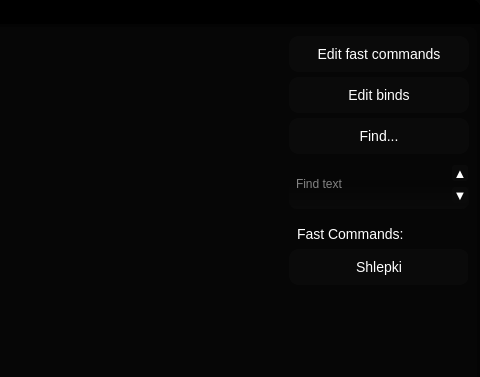
Above: rainbotgui/gui/resources/rainbotGUI.ui from TheVekT/RainBotGUI before the change; both pictures show x 800 to 1280 and y 0 to 377 of the 1280 by 720 pixel window. Below: the same form after it.
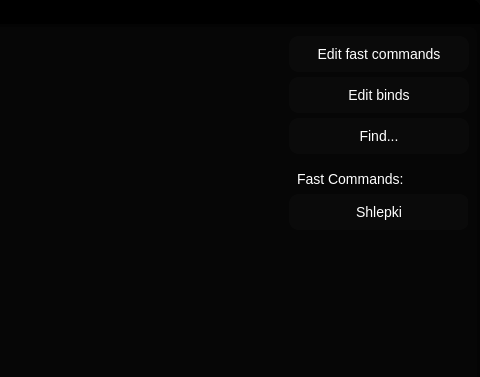
That is the form after the change. The open tabs and pages were chosen to show the change. Icons and pictures are not drawn.

Diff of the .ui file:
```diff
--- a/rainbotgui/gui/resources/rainbotGUI.ui
+++ b/rainbotgui/gui/resources/rainbotGUI.ui
@@ -1589,173 +1589,6 @@
                               </property>
                              </widget>
                             </item>
-                            <item>
-                             <widget class="QFrame" name="find_label_2">
-                              <property name="sizePolicy">
-                               <sizepolicy hsizetype="Preferred" vsizetype="Fixed">
-                                <horstretch>0</horstretch>
-                                <verstretch>0</verstretch>
-                               </sizepolicy>
-                              </property>
-                              <property name="minimumSize">
-                               <size>
-                                <width>180</width>
-                                <height>0</height>
-                               </size>
-                              </property>
-                              <property name="maximumSize">
-                               <size>
-                                <width>180</width>
-                                <height>50</height>
-                               </size>
-                              </property>
-                              <property name="styleSheet">
-                               <string notr="true">background-color: qlineargradient(spread:pad, x1:0.5, y1:1, x2:0.5, y2:0, stop:0 rgba(10, 10, 10, 255), stop:0.5 rgba(6, 6, 6, 255));
-</string>
-                              </property>
-                              <layout class="QHBoxLayout" name="find_label">
-                               <property name="spacing">
-                                <number>3</number>
-                               </property>
-                               <property name="sizeConstraint">
-                                <enum>QLayout::SetMinAndMaxSize</enum>
-                               </property>
-                               <property name="leftMargin">
-                                <number>0</number>
-                               </property>
-                               <property name="topMargin">
-                                <number>0</number>
-                               </property>
-                               <property name="rightMargin">
-                                <number>0</number>
-                               </property>
-                               <property name="bottomMargin">
-                                <number>0</number>
-                               </property>
-                               <item>
-                                <widget class="QLineEdit" name="Find_line">
-                                 <property name="minimumSize">
-                                  <size>
-                                   <width>0</width>
-                                   <height>50</height>
-                                  </size>
-                                 </property>
-                                 <property name="maximumSize">
-                                  <size>
-                                   <width>16777215</width>
-                                   <height>50</height>
-                                  </size>
-                                 </property>
-                                 <property name="styleSheet">
-                                  <string notr="true">selection-background-color:  #FFDAB9;
-selection-color: black;
-background-color: rgba(0,0,0,0);
-color: white;
-font-size: 12px;
-border-radius: 4px;
-padding-left: 5px;</string>
-                                 </property>
-                                 <property name="placeholderText">
-                                  <string>Find text</string>
-                                 </property>
-                                </widget>
-                               </item>
-                               <item>
-                                <widget class="QFrame" name="find_updown_btns_2">
-                                 <property name="maximumSize">
-                                  <size>
-                                   <width>16777215</width>
-                                   <height>50</height>
-                                  </size>
-                                 </property>
-                                 <layout class="QVBoxLayout" name="find_updown_btns">
-                                  <property name="spacing">
-                                   <number>1</number>
-                                  </property>
-                                  <property name="leftMargin">
-                                   <number>1</number>
-                                  </property>
-                                  <property name="topMargin">
-                                   <number>1</number>
-                                  </property>
-                                  <property name="rightMargin">
-                                   <number>1</number>
-                                  </property>
-                                  <property name="bottomMargin">
-                                   <number>1</number>
-                                  </property>
-                                  <item>
-                                   <widget class="QPushButton" name="upBotton">
-                                    <property name="minimumSize">
-                                     <size>
-                                      <width>16</width>
-                                      <height>16</height>
-                                     </size>
-                                    </property>
-                                    <property name="maximumSize">
-                                     <size>
-                                      <width>16</width>
-                                      <height>16</height>
-                                     </size>
-                                    </property>
-                                    <property name="styleSheet">
-                                     <string notr="true">QPushButton{
-	border-radius: 3px;
-	background-color: rgb(10, 10, 10);
-	color: white;
-	font-size: 13px;
-	border: none;
-}
-QPushButton:hover{
-	color: black;
-	background-color: #FFDAB9;
-}
-</string>
-                                    </property>
-                                    <property name="text">
-                                     <string>▲</string>
-                                    </property>
-                                   </widget>
-                                  </item>
-                                  <item>
-                                   <widget class="QPushButton" name="downBotton">
-                                    <property name="minimumSize">
-                                     <size>
-                                      <width>16</width>
-                                      <height>16</height>
-                                     </size>
-                                    </property>
-                                    <property name="maximumSize">
-                                     <size>
-                                      <width>16</width>
-                                      <height>16</height>
-                                     </size>
-                                    </property>
-                                    <property name="styleSheet">
-                                     <string notr="true">QPushButton{
-	border-radius: 3px;
-	background-color: rgb(10, 10, 10);
-	color: white;
-	font-size: 13px;
-	border: none;
-}
-QPushButton:hover{
-	color: black;
-	background-color: #FFDAB9;
-}
-</string>
-                                    </property>
-                                    <property name="text">
-                                     <string>▼</string>
-                                    </property>
-                                   </widget>
-                                  </item>
-                                 </layout>
-                                </widget>
-                               </item>
-                              </layout>
-                             </widget>
-                            </item>
                             <item>
                              <widget class="QLabel" name="label">
                               <property name="minimumSize">
```
Left out of the diff: 2 changed lines with no effect on the pictures.
